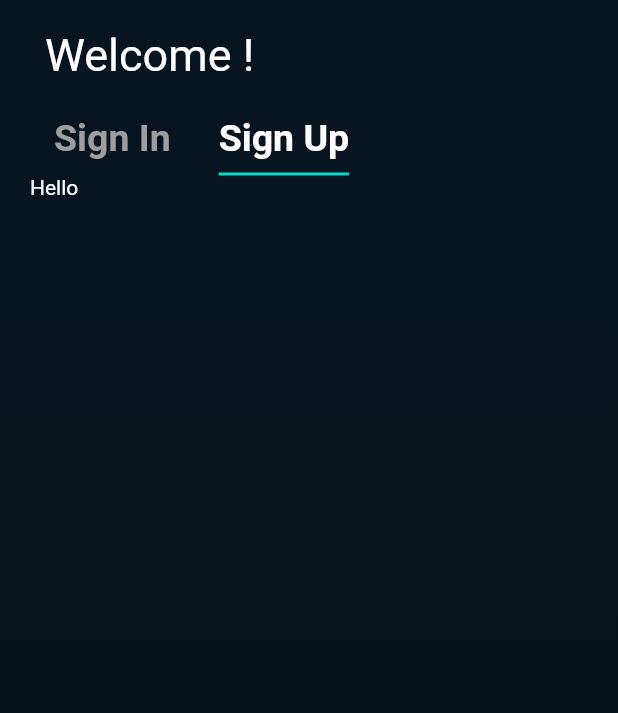
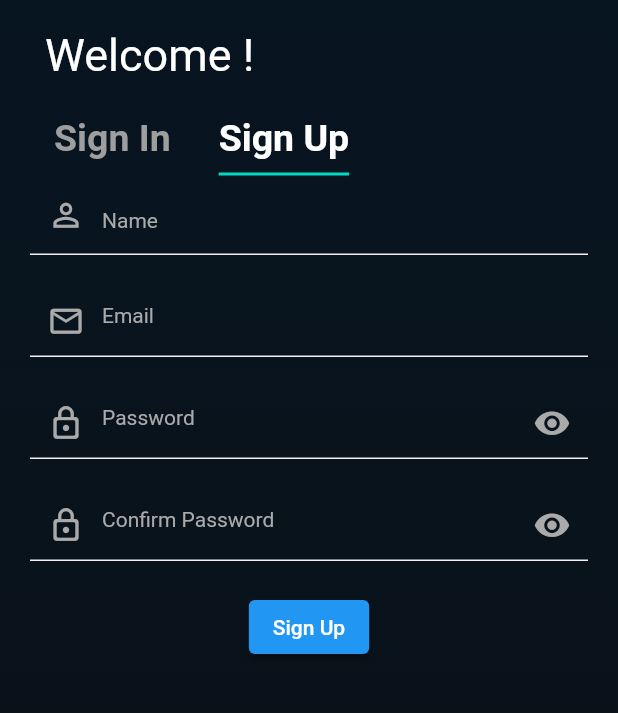
Before and after one commit to Prajj-10/Bhansa, a Flutter app: the screen it shows after launch, tab 2 chosen, on a phone screen of 412 x 824 dp, the part 330-1043 px from its top. Run offline on Flutter 3.47's test engine with Material 2 defaults, Android fonts, the phone set to English and light mode, and no system bars; our stand-ins replace cloud_firestore, easy_splash_screen, file_picker, firebase_auth, firebase_core, firebase_database and 10 more; accounts and stored records are empty; network calls fail; Roboto replaces fonts that are missing (Yesteryear).

Commit message:
added sign up tab

```diff
--- a/cook_book/lib/app/loginpage/loginPage.dart
+++ b/cook_book/lib/app/loginpage/loginPage.dart
@@ -1,3 +1,4 @@
+import 'package:cook_book/app/registration_page/signUp.dart';
 import 'package:cook_book/authentication/google_sign_in.dart';
 import 'package:cook_book/program.dart';
 import 'package:firebase_auth/firebase_auth.dart';
@@ -242,7 +243,7 @@ class _LoginPageState extends State<LoginPage> with TickerProviderStateMixin{
                                   ),
                                 ],
                               ),
-                              Text("Hello"),
+                              Sign_Up(),
                             ],
                           ),
                         ),
--- /dev/null
+++ b/cook_book/lib/app/registration_page/signUp.dart
@@ -0,0 +1,344 @@
+
+import 'package:cloud_firestore/cloud_firestore.dart';
+import 'package:cook_book/app/loginpage/loginPage.dart';
+import 'package:cook_book/app/registration_page/auth_services.dart';
+import 'package:firebase_auth/firebase_auth.dart';
+import 'package:firebase_database/firebase_database.dart';
+import 'package:flutter/material.dart';
+import 'package:firebase_core/firebase_core.dart';
+import 'package:fluttertoast/fluttertoast.dart';
+import '../../model/user_model.dart';
+
+
+class Sign_Up extends StatefulWidget {
+  const Sign_Up({Key? key}) : super(key: key);
+
+
+  @override
+  State<Sign_Up> createState() => _Sign_UpState();
+}
+
+class _Sign_UpState extends State<Sign_Up> {
+  @override
+  Widget build(BuildContext context) {
+    return const MaterialApp(
+      debugShowCheckedModeBanner: false,
+      home: RegistrationPage(),
+    );
+  }
+}
+
+class RegistrationPage extends StatefulWidget {
+  const RegistrationPage({Key? key}) : super(key: key);
+
+  @override
+  State<RegistrationPage> createState() => _RegistrationPageState();
+
+}
+
+class _RegistrationPageState extends State<RegistrationPage> {
+
+  final _formKey = GlobalKey<FormState>();
+  final _auth = FirebaseAuth.instance;
+
+  Future<void> createUserWithEmailAndPassword() async {
+    try {
+      await Auth().createUserWithEmailAndPassword(
+        email: emailController.text,
+        password: passController.text,
+      );
+    } on FirebaseAuthException catch (e) {
+      setState(() {
+        // errorMessage = e.message;
+      });
+    }
+  }
+  clearcontrollers(){
+    nameController.clear();
+    //addressController.clear();
+    emailController.clear();
+    passController.clear();
+    confirmPassController.clear();
+  }
+  var nameController = TextEditingController();
+  //var addressController = TextEditingController();
+  var emailController = TextEditingController();
+  var passController = TextEditingController();
+  var confirmPassController = TextEditingController();
+
+  CollectionReference userRegistration = FirebaseFirestore.instance.collection('User Registration');
+  String? nametxt,  emailtxt, passwordtxt, confirmPasswordtxt;
+
+
+  final dbRef = FirebaseDatabase.instance.reference();
+
+  @override
+
+  Widget build(BuildContext context) {
+    return Column(
+
+          children:   [
+
+            TextFormField(
+
+
+              controller: nameController,
+              onChanged: (value){
+                nametxt = value;
+              },
+              validator: (value){
+                RegExp regex = RegExp(r'^.{3,}$');
+                if(value!.isEmpty){
+                  return("Name cannot be empty.");
+                }
+                if(!regex.hasMatch(value)){
+                  return "Enter a Valid Name of minimum 3 characters.";
+                }
+              },
+              style: const TextStyle(fontSize: 25, color: Color(0xffAAAAAA)),
+              textInputAction: TextInputAction.next,
+              decoration: const InputDecoration(
+                prefixIcon: Icon(
+                  Icons.person_outline,
+                  color: Color(0xffAAAAAA),
+                  size: 25.0,
+                ),
+                hintText: "Name",
+                hintStyle: TextStyle(fontSize: 14, color: Color(0xffAAAAAA)),
+                enabledBorder: UnderlineInputBorder(
+                  borderSide: BorderSide(color: Color(0xffF3F0EF)), //<-- SEE HERE
+                ),
+                focusedBorder: UnderlineInputBorder(
+                  borderSide: BorderSide(color: Color(0xffF3F0EF)),
+                ),
+              ),
+            ),
+
+            const SizedBox(height: 20,),
+
+            TextFormField(
+
+              controller: emailController,
+
+              onChanged: (value){
+                emailtxt = value;
+              },
+              validator: (value){
+                RegExp regex = RegExp("^[a-zA-Z0-9+_.-]+@[a-zA-Z0-9.-]+.[a-z]");
+                if(value!.isEmpty){
+                  return("Please enter your email address.");
+                }
+                if(!regex.hasMatch(value)){
+                  return "Please enter a valid email address";
+                }
+                return null;
+              },
+              textInputAction: TextInputAction.next,
+              style: const TextStyle(fontSize: 14, color: Color(0xffAAAAAA)),
+              decoration: const InputDecoration(
+                prefixIcon: Icon(
+                  Icons.email_outlined,
+                  color: Color(0xffAAAAAA),
+                  size: 25.0,
+                ),
+                hintText: "Email",
+                hintStyle: TextStyle(fontSize: 14, color: Color(0xffAAAAAA)),
+                enabledBorder: UnderlineInputBorder(
+                  borderSide: BorderSide(color: Color(0xffF3F0EF)), //<-- SEE HERE
+                ),
+                focusedBorder: UnderlineInputBorder(
+                  borderSide: BorderSide(color: Color(0xffEAEAEA)),
+                ),
+              ),
+            ),
+
+            const SizedBox(height: 20,),
+
+            TextFormField(
+              controller: passController,
+              onChanged: (value){
+                passwordtxt = value;
+              },
+              validator: (value){
+                RegExp regex = RegExp(r'^.{8,}$');
+                if(value!.isEmpty){
+                  return("Password is empty.");
+                }
+                if(!regex.hasMatch(value)){
+                  return "Please enter password with 8 minimum characters.";
+                }
+                return null;
+              },
+              textInputAction: TextInputAction.next,
+              style: const TextStyle(fontSize: 14, color: Color(0xffAAAAAA)),
+              decoration: const InputDecoration(
+                prefixIcon: Icon(
+                  Icons.lock_outline_rounded,
+                  color: Color(0xffAAAAAA),
+                  size: 25.0,
+                ),
+                suffixIcon: Icon(
+                  Icons.remove_red_eye,
+                  color: Color(0xffAAAAAA),
+                  size: 25.0,
+                ),
+                hintText: "Password",
+                hintStyle: TextStyle(fontSize: 14, color: Color(0xffAAAAAA)),
+                enabledBorder: UnderlineInputBorder(
+                  borderSide: BorderSide(color: Color(0xffF3F0EF)), //<-- SEE HERE
+                ),
+                focusedBorder: UnderlineInputBorder(
+                  borderSide: BorderSide(color: Color(0xffEAEAEA)),
+                ),
+              ),
+            ),
+
+            const SizedBox(height: 20,),
+
+            TextFormField(
+              controller: confirmPassController,
+              onChanged: (value){
+                confirmPasswordtxt = value;
+              },
+              validator:(value){
+                if(confirmPassController.text.length>8 && passController!= value){
+                  return "Passwords don't match.";
+                }
+                else{
+                  return null;
+                }
+              },
+              style: const TextStyle(fontSize: 14, color: Color(0xffAAAAAA)),
+              textInputAction: TextInputAction.done,
+              decoration: const InputDecoration(
+                prefixIcon: Icon(
+                  Icons.lock_outline_rounded,
+                  color: Color(0xffAAAAAA),
+                  size: 25.0,
+                ),
+                suffixIcon: Icon(
+                  Icons.remove_red_eye,
+                  color: Color(0xffAAAAAA),
+                  size: 25.0,
+                ),
+                hintText: "Confirm Password",
+                hintStyle: TextStyle(fontSize: 14, color: Color(0xffAAAAAA)),
+                enabledBorder: UnderlineInputBorder(
+                  borderSide: BorderSide(color: Color(0xffF3F0EF)), //<-- SEE HERE
+                ),
+                focusedBorder: UnderlineInputBorder(
+                  borderSide: BorderSide(color: Color(0xffEAEAEA)),
+                ),
+              ),
+            ),
+
+            const SizedBox(height: 20,),
+
+            ElevatedButton(
+              onPressed: (){
+                signUp(emailController.text, passController.text);
+                //print("Hello World");
+                // insertData(nameController.text, addressController.text, emailController.text, passController.text, confirmPassController.text);
+                //registerUser(context);
+                //createUserWithEmailAndPassword();
+                print("Hello World");
+                clearcontrollers();
+              },
+
+              child: const Text("Sign Up"),
+            ),
+
+          ],
+
+        );
+
+
+  }
+
+/*  void insertData(String name, String address, String email, String password, String confirmPass){
+    try {
+      dbRef.child("users").push().set({
+        "name": name,
+        "address": address,
+        "email": email,
+        "password": password,
+        "confirmPass": confirmPass
+      });
+    }catch(e){
+      if (kDebugMode) {
+        print(e.toString());
+      }
+    }
+
+
+  }*/
+
+  void signUp(String email, String password) async{
+    await _auth.createUserWithEmailAndPassword(email: email,
+        password:password).then((value)=> {
+      postDetailsToFireStore()
+    }).catchError((e){
+      Fluttertoast.showToast(msg: e!.message);
+      /*if(_formKey.currentState!.validate()){
+        });*/
+    });
+  }
+
+  postDetailsToFireStore() async{
+    // call FireStore
+    FirebaseFirestore firebaseFirestore = FirebaseFirestore.instance;
+
+    // call user model
+    User? user = _auth.currentUser;
+    UserModel userModel = UserModel();
+
+    // writing all values
+    userModel.uid = user!.uid;
+    userModel.name = nametxt;
+    userModel.email = user.email;
+    //userModel.address = addresstxt;
+    userModel.password = passwordtxt;
+
+    await firebaseFirestore
+        .collection("users")
+        .doc(user.uid)
+        .set(userModel.toMap());
+    Fluttertoast.showToast(msg: "Account created successfully");
+    /*Navigator.pushAndRemoveUntil(
+        context, MaterialPageRoute(
+        builder: (context)=>const LoginPage()),
+            (route) => false);*/
+
+
+  }
+
+/*
+  register users in old way
+  Future<void> registerUsers() {
+    // Call the user's CollectionReference to add a new user
+    return userRegistration
+        .add({
+      'Name': nametxt,
+      'Address': addresstxt,
+      'Email Address': emailtxt, // 42
+      'Password': passwordtxt,
+      'Confirm Password':confirmPasswordtxt
+    })
+        .then((value) => print("Posted"))
+        .catchError((error){
+          Fluttertoast.showToast(msg: error!.message);
+    });
+  }*/
+
+
+
+
+/*void registerUser(context){
+    final String email = emailController.text.trim();
+    final String passowrd = passController.text.trim();
+
+    context.read<AuthService>().signUp(email, passowrd);
+  }*/
+
+
+}
```
